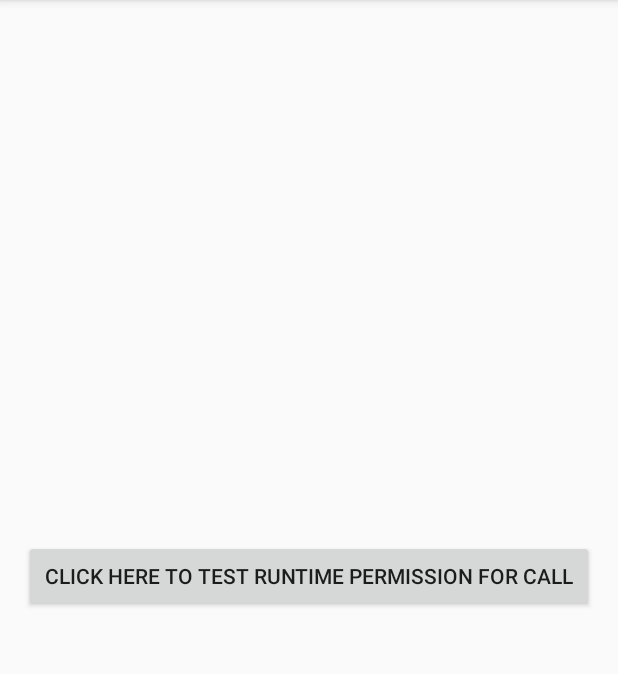
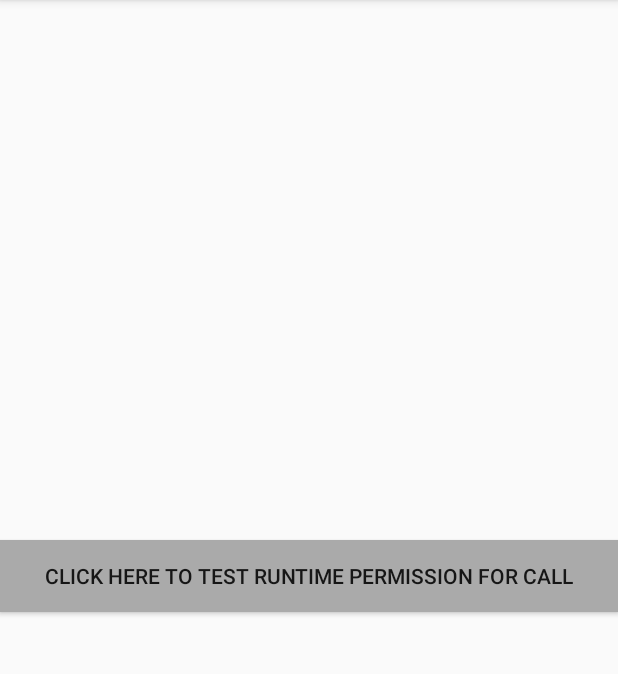
Before and after one commit to vkdinventor/RunTimePermissionExample, an Android app: the screen it shows after launch (MainActivity), on a phone screen of 412 x 824 dp, the part 84-758 px from its top. Run offline under Robolectric (Android 15) with nearby library versions, the phone set to English and light mode, and no system bars.

Commit message:
layout Background changed

```diff
--- a/app/src/main/java/com/vikash/example/runtimepermissionexample/MainActivity.java
+++ b/app/src/main/java/com/vikash/example/runtimepermissionexample/MainActivity.java
@@ -54,7 +54,7 @@ public class MainActivity extends AppCompatActivity {
     }
 
     public void callMe(View v) {
-        Log.v("TAG ","call me called");
+        Log.v("TAG ", "call me called");
         if (ContextCompat.checkSelfPermission(MainActivity.this, Manifest.permission.CALL_PHONE)
                 != PackageManager.PERMISSION_GRANTED) {
             ActivityCompat.requestPermissions(MainActivity.this,
--- a/app/src/main/res/layout/activity_main.xml
+++ b/app/src/main/res/layout/activity_main.xml
@@ -3,12 +3,8 @@
     xmlns:tools="http://schemas.android.com/tools"
     android:layout_width="match_parent"
     android:layout_height="match_parent"
-    android:paddingBottom="@dimen/activity_vertical_margin"
-    android:paddingLeft="@dimen/activity_horizontal_margin"
-    android:paddingRight="@dimen/activity_horizontal_margin"
-    android:paddingTop="@dimen/activity_vertical_margin"
+    android:background="@android:color/transparent"
     tools:context="com.vikash.example.runtimepermissionexample.MainActivity">
-
 
     <Button
         android:text="Click here to test runtime permission for Call"
@@ -17,6 +13,7 @@
         android:layout_centerVertical="true"
         android:layout_alignParentLeft="true"
         android:layout_alignParentStart="true"
+        android:background="@android:color/darker_gray"
         android:onClick="callMe"
         android:id="@+id/button" />
 </RelativeLayout>
```
